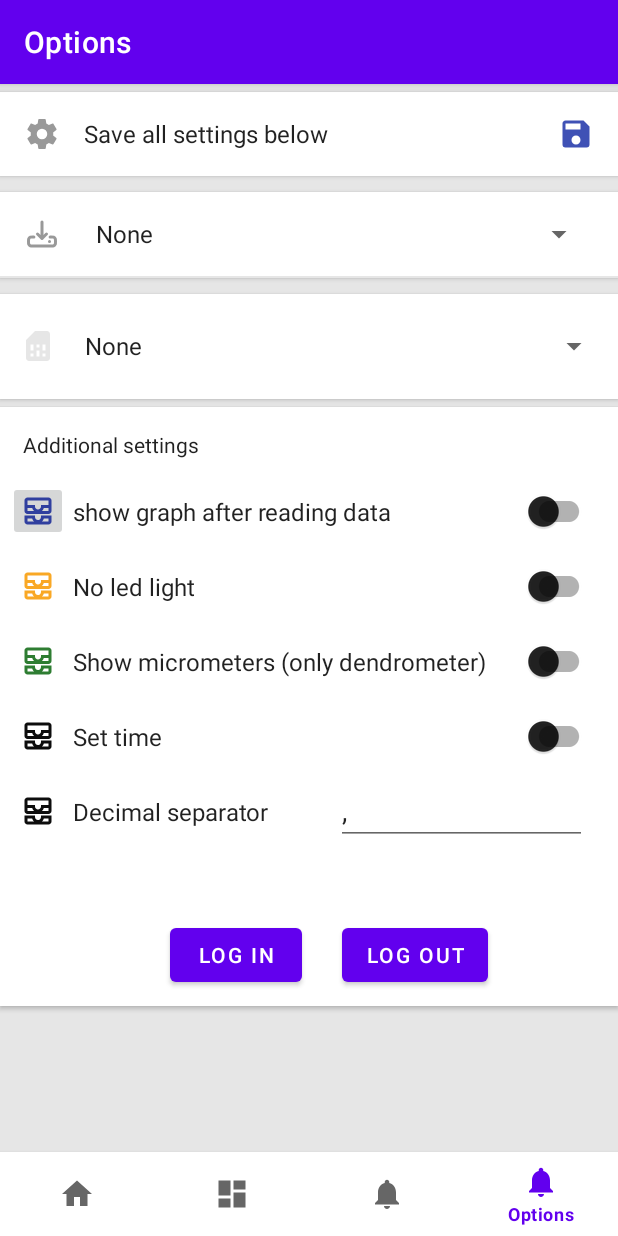
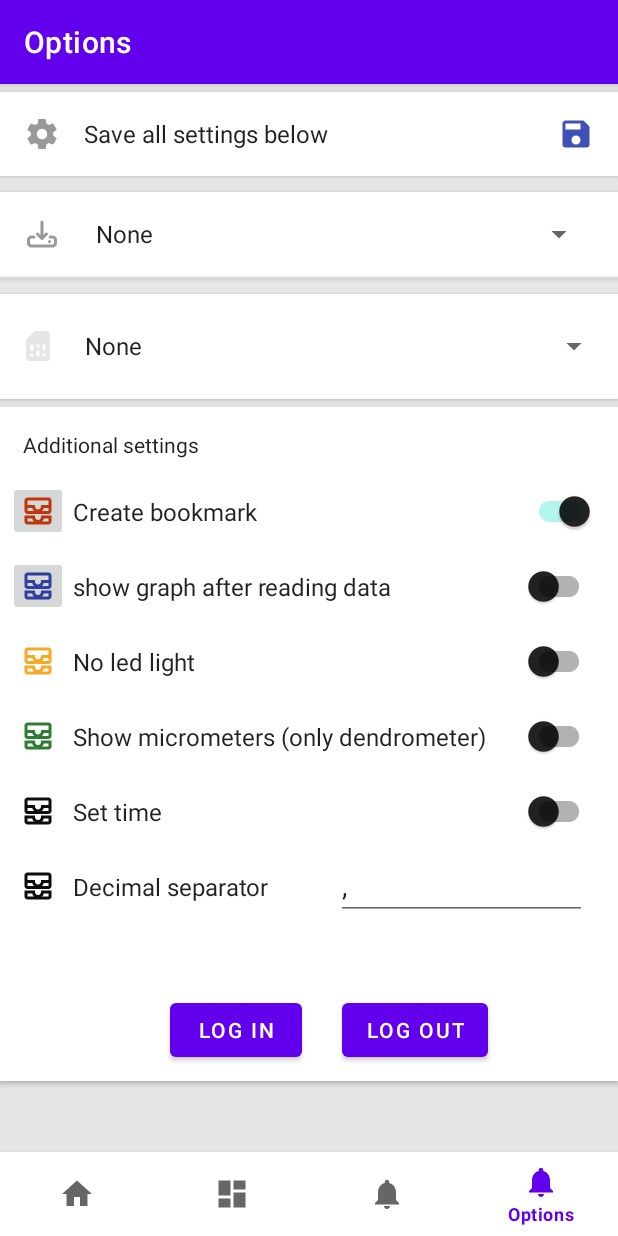
Before and after one commit to kratousek/lola, an Android app: the OptionsFragment screen opened through its navigation route, on a phone screen of 412 x 824 dp. Run offline under Robolectric (Android 15) with nearby library versions, the phone set to English and light mode, and no system bars; our stand-ins replace Firebase (no records; nobody signed in at launch, a user with empty details on screens opened directly), navigation-ui; libraries missing offline, so code that uses them is left out: com.github.mikephil.charting; 10 statements that could not run were skipped.

Commit message:
Uncommented code in fragment_options.xml which got commented in merging processe.

```diff
--- a/app/src/main/java/com/tomst/lolly/ui/options/OptionsFragment.java
+++ b/app/src/main/java/com/tomst/lolly/ui/options/OptionsFragment.java
@@ -223,7 +223,7 @@ public class OptionsFragment extends Fragment implements AdapterView.OnItemSelec
 //        b = binding.bookmark.isChecked();
 //        editor.putBoolean("bookmark",b);
 
-//        editor.putBoolean("bookmark",binding.bookmark.isChecked());
+        editor.putBoolean("bookmark",binding.bookmark.isChecked());
         editor.putBoolean("showgraph",binding.showgraph.isChecked());
         editor.putBoolean("noledlight",binding.noledlight.isChecked());
         editor.putBoolean("showmicro",binding.showmicro.isChecked());
--- a/app/src/main/res/layout/fragment_options.xml
+++ b/app/src/main/res/layout/fragment_options.xml
@@ -336,52 +336,51 @@
                             android:textColor="?android:textColorPrimary" />
 
 
-<!--                        <LinearLayout-->
-<!--                            android:layout_width="match_parent"-->
-<!--                            android:layout_height="wrap_content"-->
-<!--                            android:background="?attr/selectableItemBackground"-->
-<!--                            android:clickable="true"-->
-<!--                            android:gravity="center_vertical"-->
-<!--                            android:minHeight="@dimen/spacing_xxlarge"-->
-<!--                            android:orientation="horizontal"-->
-<!--                            android:paddingLeft="@dimen/spacing_medium"-->
-<!--                            android:paddingRight="@dimen/spacing_medium">-->
+                        <LinearLayout
+                            android:layout_width="match_parent"
+                            android:layout_height="wrap_content"
+                            android:background="?attr/selectableItemBackground"
+                            android:clickable="true"
+                            android:gravity="center_vertical"
+                            android:minHeight="@dimen/spacing_xxlarge"
+                            android:orientation="horizontal"
+                            android:paddingLeft="@dimen/spacing_medium"
+                            android:paddingRight="@dimen/spacing_medium">
 
-<!--                            <ImageButton-->
-<!--                                android:layout_width="@dimen/spacing_xmlarge"-->
-<!--                                android:layout_height="@dimen/spacing_xmlarge"-->
-<!--                                app:srcCompat="@drawable/ic_all_inbox"-->
-<!--                                app:tint="@color/deep_orange_900" />-->
+                            <ImageButton
+                                android:layout_width="@dimen/spacing_xmlarge"
+                                android:layout_height="@dimen/spacing_xmlarge"
+                                app:srcCompat="@drawable/ic_all_inbox"
+                                app:tint="@color/deep_orange_900" />
 
-<!--                            <View-->
-<!--                                android:layout_width="@dimen/spacing_small"-->
-<!--                                android:layout_height="wrap_content" />-->
+                            <View
+                                android:layout_width="@dimen/spacing_small"
+                                android:layout_height="wrap_content" />
 
-<!--                            <TextView-->
-<!--                                android:layout_width="0dp"-->
-<!--                                android:layout_height="wrap_content"-->
-<!--                                android:layout_weight="1"-->
-<!--                                android:text="Create bookmark"-->
-<!--                                android:textAppearance="@style/TextAppearance.AppCompat.Subhead"-->
-<!--                                android:textColor="?android:textColorPrimary"-->
-<!--                                />-->
+                            <TextView
+                                android:layout_width="0dp"
+                                android:layout_height="wrap_content"
+                                android:layout_weight="1"
+                                android:text="Create bookmark"
+                                android:textAppearance="@style/TextAppearance.AppCompat.Subhead"
+                                android:textColor="?android:textColorPrimary"
+                                />
 
-<!--                            <View-->
-<!--                                android:layout_width="@dimen/spacing_middle"-->
-<!--                                android:layout_height="wrap_content" />-->
+                            <View
+                                android:layout_width="@dimen/spacing_middle"
+                                android:layout_height="wrap_content" />
 
-<!--                            <androidx.appcompat.widget.SwitchCompat-->
-<!--                                android:id="@+id/bookmark"-->
-<!--                                android:layout_width="wrap_content"-->
-<!--                                android:layout_height="wrap_content"-->
-<!--                                android:checked="true"-->
-<!--                                app:thumbTint="?android:textColorPrimary"-->
-<!--                                />-->
-<!--                            <View-->
-<!--                                android:layout_width="@dimen/spacing_middle"-->
-<!--                                android:layout_height="wrap_content" />-->
+                            <androidx.appcompat.widget.SwitchCompat
+                                android:id="@+id/bookmark"
+                                android:layout_width="wrap_content"
+                                android:layout_height="wrap_content"
+                                android:checked="true"
+                                app:thumbTint="?android:textColorPrimary"/>
+                            <View
+                                android:layout_width="@dimen/spacing_middle"
+                                android:layout_height="wrap_content"/>
 
-<!--                        </LinearLayout>-->
+                        </LinearLayout>
 
                         <LinearLayout
                             android:layout_width="match_parent"
```
